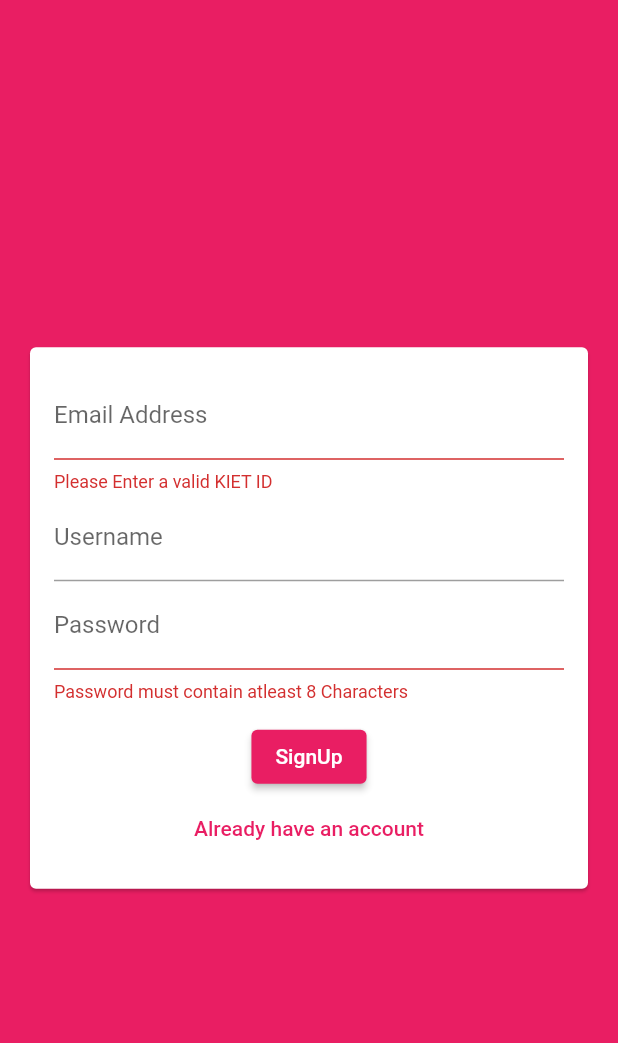
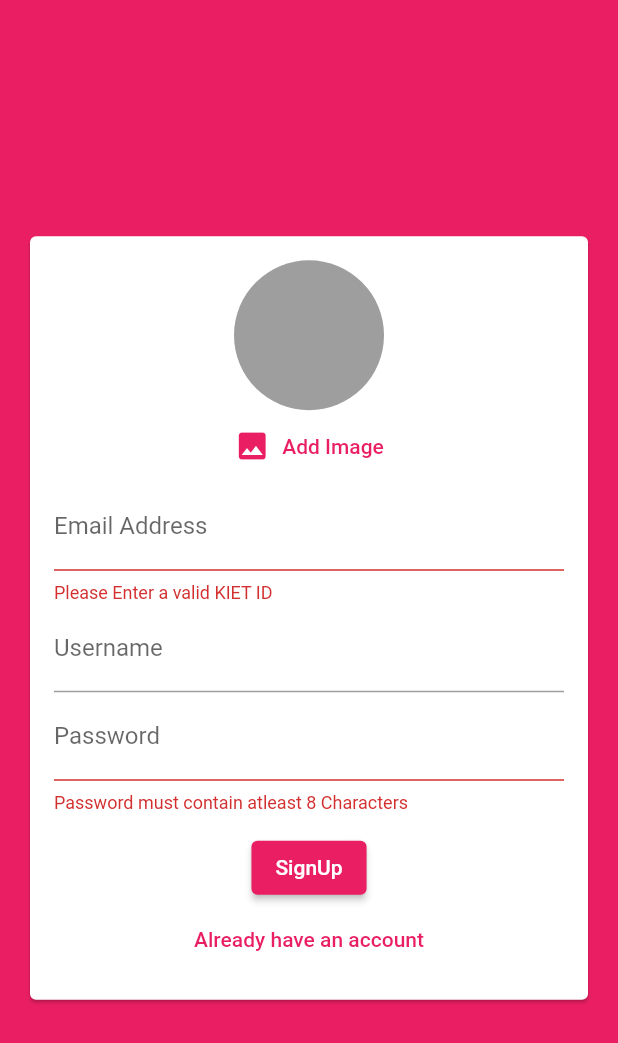
Before and after one commit to shashwatrai05/Chat.app, a Flutter app: the screen it shows after launch, after a tap on "Login", after a tap on "Create New Account", on a phone screen of 412 x 824 dp. Shown: the top 1043 px of the screen. Run offline on Flutter 3.47's test engine with Material 2 defaults, Android fonts, the phone set to English and light mode, and no system bars; our stand-ins replace cloud_firestore, firebase_auth, firebase_core, image_picker; accounts and stored records are empty.

Commit message:
error fixed

```diff
--- /dev/null
+++ b/lib/picker/image_picker.dart
@@ -0,0 +1,44 @@
+import 'package:cloud_firestore/cloud_firestore.dart';
+import 'package:flutter/material.dart';
+import 'package:image_picker/image_picker.dart';
+import 'dart:io';
+
+class UserImagePicker extends StatefulWidget {
+  const UserImagePicker({Key? key}) : super(key: key);
+
+  @override
+  _UserImagePickerState createState() => _UserImagePickerState();
+}
+
+class _UserImagePickerState extends State<UserImagePicker> {
+  File? _pickedImage;
+
+  void _pickImage() async {
+    final picker = ImagePicker();
+    XFile? pickedImage = await picker.pickImage(source: ImageSource.camera);
+    if (pickedImage != null) {
+      final pickedImageFile = File(pickedImage.path);
+      setState(() {
+        _pickedImage = pickedImageFile;
+      });
+    }
+  }
+
+  @override
+  Widget build(BuildContext context) {
+    return Column(
+      children: <Widget>[
+        CircleAvatar(
+          radius: 50,
+          backgroundColor: Colors.grey,
+          backgroundImage: _pickedImage != null ? FileImage(_pickedImage!) : null,
+        ),
+        TextButton.icon(
+          onPressed: _pickImage,
+          icon: Icon(Icons.image),
+          label: Text('Add Image'),
+        ),
+      ],
+    );
+  }
+}
--- a/lib/widgets/auth.dart
+++ b/lib/widgets/auth.dart
@@ -1,3 +1,4 @@
+import 'package:chat_app/picker/image_picker.dart';
 import 'package:flutter/material.dart';
 
 class AuthForm extends StatefulWidget {
@@ -46,6 +47,7 @@ class _AuthFormState extends State<AuthForm> {
               child: Column(
                 mainAxisSize: MainAxisSize.min,
                 children: <Widget>[
+                  if(!_islogin) UserImagePicker(),
                   TextFormField(
                     key: const ValueKey('Email'),
                     validator: (value) {
--- a/pubspec.yaml
+++ b/pubspec.yaml
@@ -38,6 +38,8 @@ dependencies:
   cloud_firestore: ^4.8.1
   firebase_core: ^2.14.0
   firebase_auth: ^4.6.3
+  image_picker: ^1.0.0
+  firebase_storage: ^11.2.4
 
 dev_dependencies:
   flutter_test:
```
Also changed, not shown: pubspec.lock, 5 other files.
